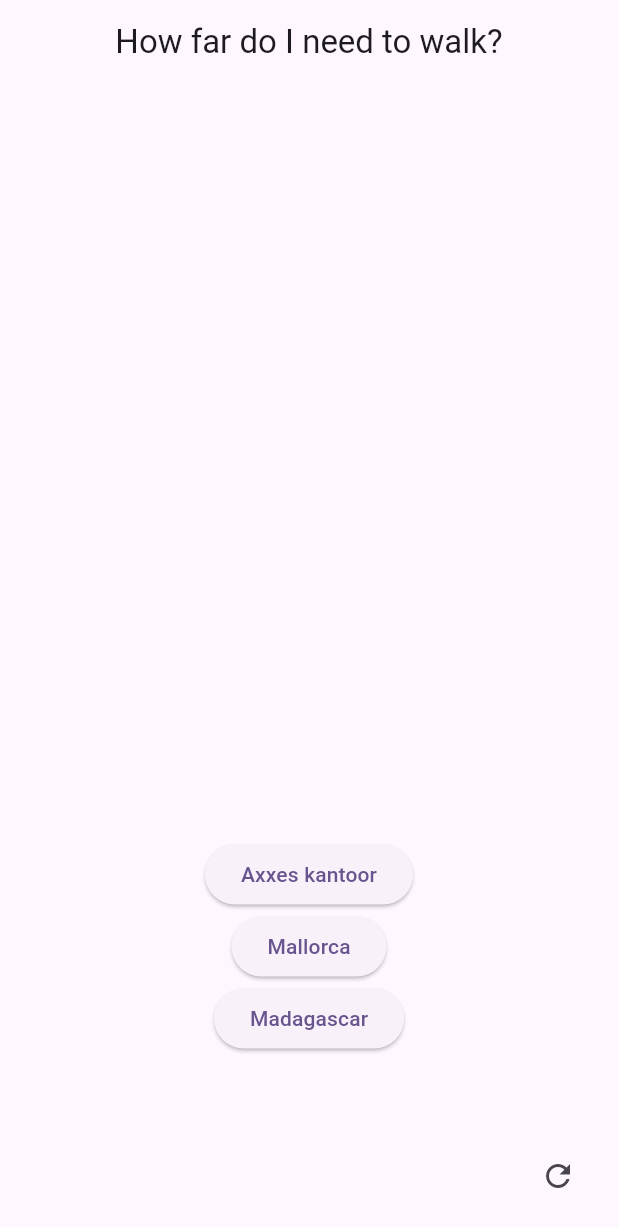
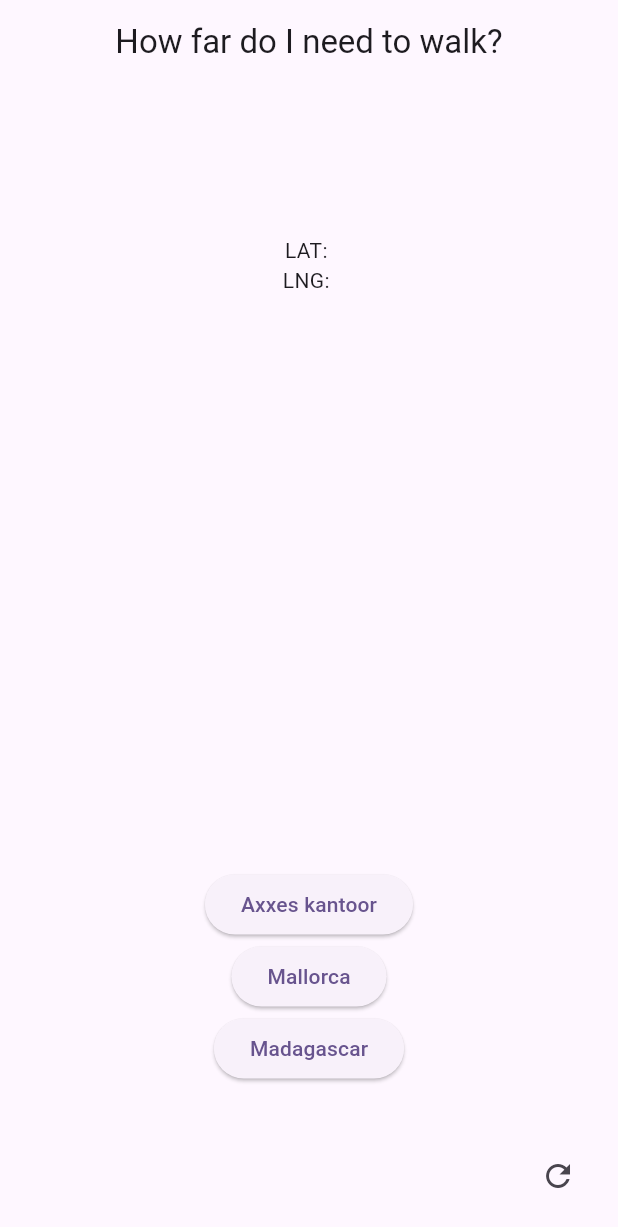
Before and after one commit to ArneHus/500miles, a Flutter app: the screen it shows after launch, on a phone screen of 412 x 824 dp. Shown: the top 1227 px of the screen. Run offline on Flutter 3.47's test engine with Material 2 defaults, Android fonts, the phone set to English and light mode, and no system bars; our stand-ins replace audioplayers, geolocator.

Commit message:
add location

```diff
--- a/lib/main.dart
+++ b/lib/main.dart
@@ -121,7 +121,7 @@
     if (!hasPermission) return;
     await Geolocator.getCurrentPosition(desiredAccuracy: LocationAccuracy.high)
         .then((Position currentPosition) {
-      //setState(() => );
+      setState(() => _currentPosition = currentPosition);
     }).catchError((e) {
       debugPrint(e);
     });
@@ -143,7 +143,7 @@
       } else {
         _gifResult = "iwouldwalk500milesandmore";
       }
-      setState(() => _currentPosition = position);
+      //setState(() => _currentPosition = position);
     }).catchError((e) {
       debugPrint(e);
     });
@@ -190,6 +190,8 @@
           child: Column(
             mainAxisAlignment: MainAxisAlignment.center,
             children: [
+              Text('LAT: ${_currentPosition?.latitude ?? ""}'),
+              Text('LNG: ${_currentPosition?.longitude ?? ""}'),
               _gifResult != "" ?
                 Image.asset(
                   "assets/$_gifResult.gif",
```
